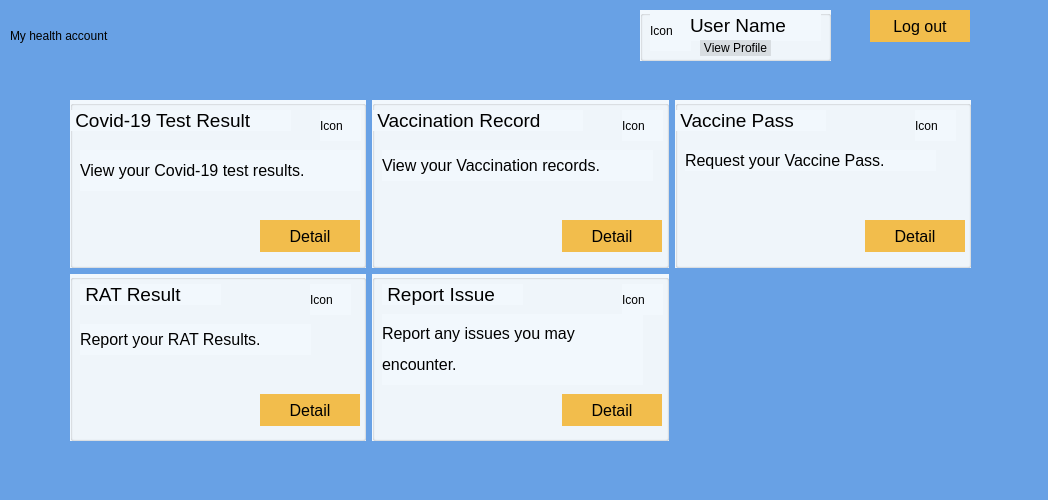
The window that userpage.ui (Darijan444/COV-19-Desktop_App) describes before a commit, drawn with Qt 5.
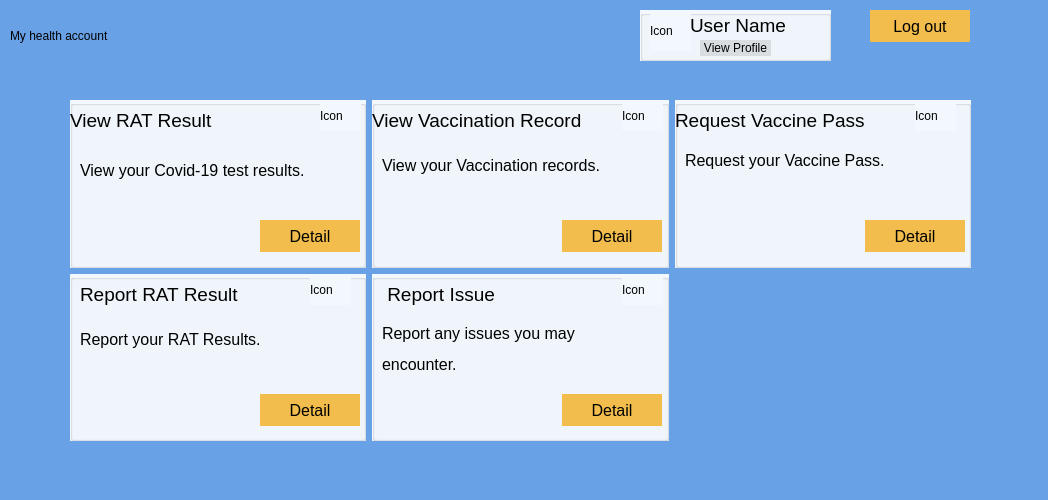
The same window after the commit. Icons and pictures are not drawn.

```diff
--- a/userpage.ui
+++ b/userpage.ui
@@ -67,7 +67,7 @@
     </property>
     <property name="styleSheet">
      <string notr="true">font: 14pt &quot;.AppleSystemUIFont&quot;;
-background-color: rgb(242, 248, 253)</string>
+background-color: rgb(242, 248, 253,0)</string>
     </property>
     <property name="text">
      <string>User Name</string>
@@ -175,7 +175,7 @@
         <rect>
          <x>10</x>
          <y>10</y>
-         <width>141</width>
+         <width>221</width>
          <height>21</height>
         </rect>
        </property>
@@ -189,7 +189,7 @@
        </property>
        <property name="styleSheet">
         <string notr="true">font: 14pt &quot;.AppleSystemUIFont&quot;;
-background-color: rgb(242, 248, 253)</string>
+background-color: rgb(242, 248, 253,0)</string>
        </property>
        <property name="text">
         <string> Report Issue</string>
@@ -214,7 +214,7 @@
        </property>
        <property name="styleSheet">
         <string notr="true">font: 12pt &quot;.AppleSystemUIFont&quot;;
-background-color: rgb(242, 248, 253)</string>
+background-color: rgb(242, 248, 253,0)</string>
        </property>
        <property name="text">
         <string>&lt;html&gt;&lt;head/&gt;&lt;body&gt;&lt;p&gt;Report any issues you may &lt;/p&gt;&lt;p&gt;encounter. &lt;/p&gt;&lt;/body&gt;&lt;/html&gt;</string>
@@ -224,7 +224,7 @@
        <property name="geometry">
         <rect>
          <x>250</x>
-         <y>10</y>
+         <y>0</y>
          <width>41</width>
          <height>31</height>
         </rect>
@@ -286,7 +286,7 @@
         <rect>
          <x>0</x>
          <y>10</y>
-         <width>211</width>
+         <width>231</width>
          <height>21</height>
         </rect>
        </property>
@@ -300,10 +300,10 @@
        </property>
        <property name="styleSheet">
         <string notr="true">font: 14pt &quot;.AppleSystemUIFont&quot;;
-background-color: rgb(242, 248, 253)</string>
+background-color: rgb(242, 248, 253,0)</string>
        </property>
        <property name="text">
-        <string> Vaccination Record</string>
+        <string>View Vaccination Record</string>
        </property>
       </widget>
       <widget class="QLabel" name="label_6">
@@ -325,7 +325,7 @@
        </property>
        <property name="styleSheet">
         <string notr="true">font: 12pt &quot;.AppleSystemUIFont&quot;;
-background-color: rgb(242, 248, 253)</string>
+background-color: rgb(242, 248, 253,0)</string>
        </property>
        <property name="text">
         <string>View your Vaccination records.</string>
@@ -335,7 +335,7 @@
        <property name="geometry">
         <rect>
          <x>250</x>
-         <y>10</y>
+         <y>0</y>
          <width>41</width>
          <height>31</height>
         </rect>
@@ -397,7 +397,7 @@
         <rect>
          <x>0</x>
          <y>10</y>
-         <width>151</width>
+         <width>221</width>
          <height>21</height>
         </rect>
        </property>
@@ -411,10 +411,10 @@
        </property>
        <property name="styleSheet">
         <string notr="true">font: 14pt &quot;.AppleSystemUIFont&quot;;
-background-color: rgb(242, 248, 253)</string>
+background-color: rgb(242, 248, 253,0)</string>
        </property>
        <property name="text">
-        <string> Vaccine Pass</string>
+        <string>Request Vaccine Pass</string>
        </property>
       </widget>
       <widget class="QLabel" name="label_9">
@@ -436,7 +436,7 @@
        </property>
        <property name="styleSheet">
         <string notr="true">font: 12pt &quot;.AppleSystemUIFont&quot;;
-background-color: rgb(242, 248, 253)</string>
+background-color: rgb(242, 248, 253,0)</string>
        </property>
        <property name="text">
         <string>Request your Vaccine Pass.</string>
@@ -446,7 +446,7 @@
        <property name="geometry">
         <rect>
          <x>240</x>
-         <y>10</y>
+         <y>0</y>
          <width>41</width>
          <height>31</height>
         </rect>
@@ -522,10 +522,10 @@
        </property>
        <property name="styleSheet">
         <string notr="true">font: 14pt &quot;.AppleSystemUIFont&quot;;
-background-color: rgb(242, 248, 253)</string>
+background-color: rgb(242, 248, 253,0)</string>
        </property>
        <property name="text">
-        <string> Covid-19 Test Result</string>
+        <string>View RAT Result</string>
        </property>
       </widget>
       <widget class="QLabel" name="label_3">
@@ -547,7 +547,7 @@
        </property>
        <property name="styleSheet">
         <string notr="true">font: 12pt &quot;.AppleSystemUIFont&quot;;
-background-color: rgb(242, 248, 253)</string>
+background-color: rgb(242, 248, 253,0)</string>
        </property>
        <property name="text">
         <string>View your Covid-19 test results.</string>
@@ -557,7 +557,7 @@
        <property name="geometry">
         <rect>
          <x>250</x>
-         <y>10</y>
+         <y>0</y>
          <width>41</width>
          <height>31</height>
         </rect>
@@ -619,7 +619,7 @@
         <rect>
          <x>10</x>
          <y>10</y>
-         <width>141</width>
+         <width>191</width>
          <height>21</height>
         </rect>
        </property>
@@ -633,10 +633,10 @@
        </property>
        <property name="styleSheet">
         <string notr="true">font: 14pt &quot;.AppleSystemUIFont&quot;;
-background-color: rgb(242, 248, 253)</string>
+background-color: rgb(242, 248, 253,0)</string>
        </property>
        <property name="text">
-        <string> RAT Result</string>
+        <string>Report RAT Result</string>
        </property>
       </widget>
       <widget class="QLabel" name="label_15">
@@ -658,7 +658,7 @@
        </property>
        <property name="styleSheet">
         <string notr="true">font: 12pt &quot;.AppleSystemUIFont&quot;;
-background-color: rgb(242, 248, 253)</string>
+background-color: rgb(242, 248, 253,0)</string>
        </property>
        <property name="text">
         <string>Report your RAT Results.</string>
@@ -668,7 +668,7 @@
        <property name="geometry">
         <rect>
          <x>240</x>
-         <y>10</y>
+         <y>0</y>
          <width>41</width>
          <height>31</height>
         </rect>
```
